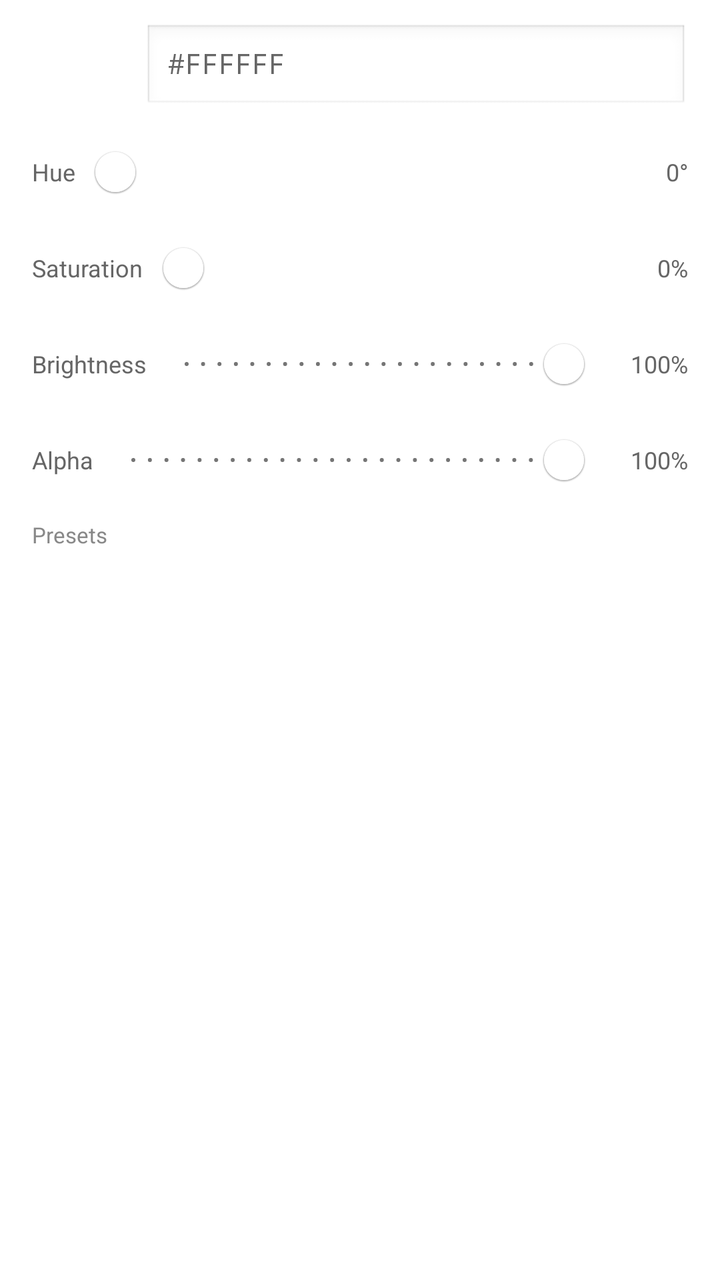
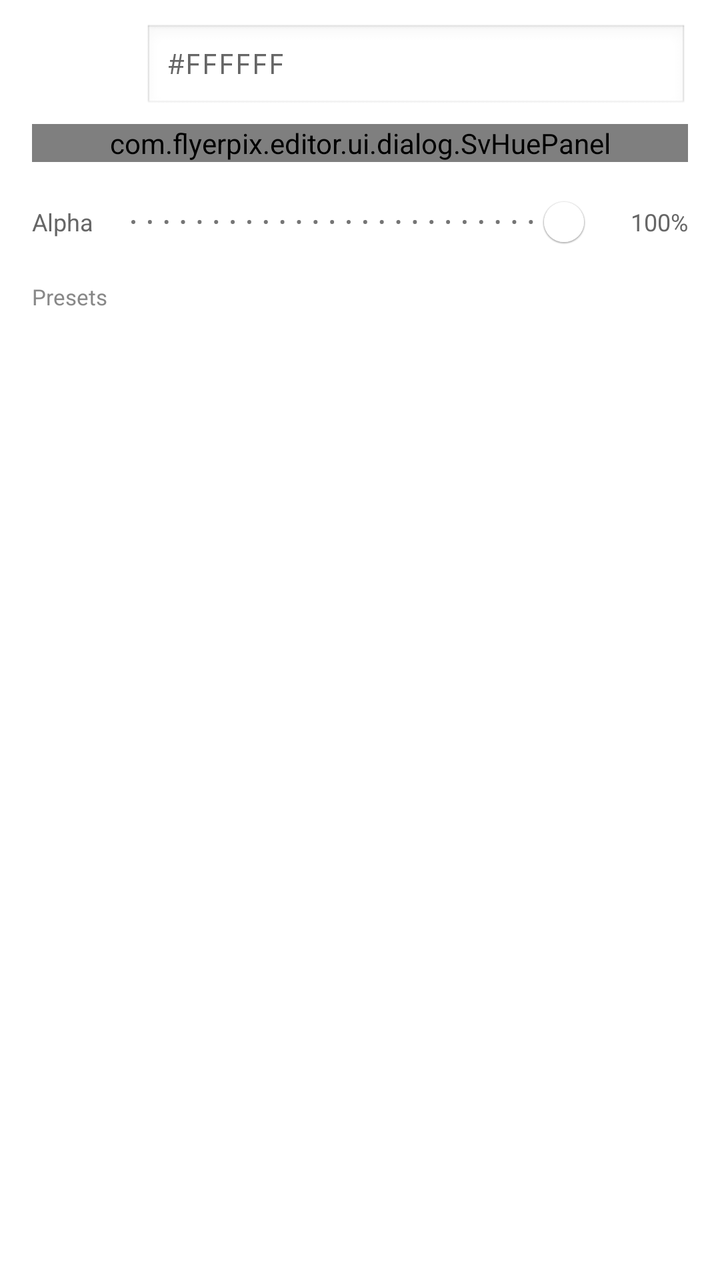

The first picture is an Android layout as it rendered before a commit; the second is the same layout after the commit. The layout source and the unified diff follow.
<!-- AndroidManifest.xml: application theme AppTheme -->
<!-- res/layout/view_solid_color_editor.xml -->
<?xml version="1.0" encoding="utf-8"?>
<LinearLayout xmlns:android="http://schemas.android.com/apk/res/android"
    xmlns:app="http://schemas.android.com/apk/res-auto"
    android:layout_width="match_parent"
    android:layout_height="wrap_content"
    android:orientation="vertical"
    android:paddingHorizontal="16dp"
    android:paddingVertical="12dp">

    
    <LinearLayout
        android:layout_width="match_parent"
        android:layout_height="wrap_content"
        android:orientation="horizontal"
        android:gravity="center_vertical"
        android:layout_marginBottom="6dp">

        <View
            android:id="@+id/viewColorPreview"
            android:layout_width="44dp"
            android:layout_height="44dp"
            android:background="#FFFFFF" />

        <EditText
            android:id="@+id/etHexInput"
            android:layout_width="0dp"
            android:layout_height="44dp"
            android:layout_weight="1"
            android:layout_marginStart="12dp"
            android:hint="#FFFFFF"
            android:inputType="textCapCharacters"
            android:maxLength="9"
            android:textColor="@android:color/black"
            android:textSize="14sp"
            android:fontFamily="monospace"
            android:singleLine="true"
            android:paddingHorizontal="12dp"
            android:background="@android:drawable/edit_text" />

    </LinearLayout>

    
    <LinearLayout
        android:layout_width="match_parent"
        android:layout_height="wrap_content"
        android:orientation="horizontal"
        android:gravity="center_vertical">

        <TextView
            android:layout_width="wrap_content"
            android:layout_height="wrap_content"
            android:text="Hue"
            android:textSize="12sp"
            android:textColor="#666666" />

        <com.google.android.material.slider.Slider
            android:id="@+id/sliderHue"
            android:layout_width="0dp"
            android:layout_height="wrap_content"
            android:layout_weight="1"
            android:layout_marginHorizontal="4dp"
            android:valueFrom="0"
            android:valueTo="359"
            android:stepSize="1"
            android:value="0"
            app:labelBehavior="gone" />

        <TextView
            android:id="@+id/tvHueValue"
            android:layout_width="42dp"
            android:layout_height="wrap_content"
            android:gravity="end"
            android:text="0°"
            android:textSize="12sp"
            android:textColor="#666666" />

    </LinearLayout>

    
    <LinearLayout
        android:layout_width="match_parent"
        android:layout_height="wrap_content"
        android:orientation="horizontal"
        android:gravity="center_vertical">

        <TextView
            android:layout_width="wrap_content"
            android:layout_height="wrap_content"
            android:text="Saturation"
            android:textSize="12sp"
            android:textColor="#666666" />

        <com.google.android.material.slider.Slider
            android:id="@+id/sliderSaturation"
            android:layout_width="0dp"
            android:layout_height="wrap_content"
            android:layout_weight="1"
            android:layout_marginHorizontal="4dp"
            android:valueFrom="0"
            android:valueTo="100"
            android:stepSize="1"
            android:value="0"
            app:labelBehavior="gone" />

        <TextView
            android:id="@+id/tvSaturationValue"
            android:layout_width="42dp"
            android:layout_height="wrap_content"
            android:gravity="end"
            android:text="0%"
            android:textSize="12sp"
            android:textColor="#666666" />

    </LinearLayout>

    
    <LinearLayout
        android:layout_width="match_parent"
        android:layout_height="wrap_content"
        android:orientation="horizontal"
        android:gravity="center_vertical">

        <TextView
            android:layout_width="wrap_content"
            android:layout_height="wrap_content"
            android:text="Brightness"
            android:textSize="12sp"
            android:textColor="#666666" />

        <com.google.android.material.slider.Slider
            android:id="@+id/sliderValue"
            android:layout_width="0dp"
            android:layout_height="wrap_content"
            android:layout_weight="1"
            android:layout_marginHorizontal="4dp"
            android:valueFrom="0"
            android:valueTo="100"
            android:stepSize="1"
            android:value="100"
            app:labelBehavior="gone" />

        <TextView
            android:id="@+id/tvValueValue"
            android:layout_width="42dp"
            android:layout_height="wrap_content"
            android:gravity="end"
            android:text="100%"
            android:textSize="12sp"
            android:textColor="#666666" />

    </LinearLayout>

    
    <LinearLayout
        android:layout_width="match_parent"
        android:layout_height="wrap_content"
        android:orientation="horizontal"
        android:gravity="center_vertical">

        <TextView
            android:layout_width="wrap_content"
            android:layout_height="wrap_content"
            android:text="Alpha"
            android:textSize="12sp"
            android:textColor="#666666" />

        <com.google.android.material.slider.Slider
            android:id="@+id/sliderAlpha"
            android:layout_width="0dp"
            android:layout_height="wrap_content"
            android:layout_weight="1"
            android:layout_marginHorizontal="4dp"
            android:valueFrom="0"
            android:valueTo="255"
            android:stepSize="1"
            android:value="255"
            app:labelBehavior="gone" />

        <TextView
            android:id="@+id/tvAlphaValue"
            android:layout_width="42dp"
            android:layout_height="wrap_content"
            android:gravity="end"
            android:text="100%"
            android:textSize="12sp"
            android:textColor="#666666" />

    </LinearLayout>

    
    <TextView
        android:id="@+id/tvRecentLabel"
        android:layout_width="wrap_content"
        android:layout_height="wrap_content"
        android:text="Recent"
        android:textSize="11sp"
        android:textColor="#888888"
        android:layout_marginTop="6dp"
        android:layout_marginBottom="4dp"
        android:visibility="gone" />

    <HorizontalScrollView
        android:id="@+id/hsvRecents"
        android:layout_width="match_parent"
        android:layout_height="wrap_content"
        android:scrollbars="none"
        android:visibility="gone">

        <LinearLayout
            android:id="@+id/llRecents"
            android:layout_width="wrap_content"
            android:layout_height="wrap_content"
            android:orientation="horizontal" />

    </HorizontalScrollView>

    
    <TextView
        android:layout_width="wrap_content"
        android:layout_height="wrap_content"
        android:text="Presets"
        android:textSize="11sp"
        android:textColor="#888888"
        android:layout_marginTop="6dp"
        android:layout_marginBottom="4dp" />

    <HorizontalScrollView
        android:layout_width="match_parent"
        android:layout_height="wrap_content"
        android:scrollbars="none">

        <LinearLayout
            android:id="@+id/llPresets"
            android:layout_width="wrap_content"
            android:layout_height="wrap_content"
            android:orientation="horizontal" />

    </HorizontalScrollView>

</LinearLayout>
<!-- resources referenced by this layout -->
<resources>
  <color name="white">#fff</color>
  <color name="black">#000</color>
  <color name="brand_navy">#07164F</color>
  <color name="brand_blue">#1769FF</color>
  <color name="gray">#616161</color>
  <style name="AppTextInputLayout" parent="Widget.MaterialComponents.TextInputLayout.OutlinedBox.Dense">
          <item name="boxStrokeColor">@color/brand_blue</item>
          <item name="counterTextColor">@color/gray</item>
          <item name="hintTextColor">@color/gray</item>
          <item name="boxCornerRadiusBottomEnd">0dp</item>
          <item name="boxCornerRadiusBottomStart">0dp</item>
          <item name="boxCornerRadiusTopStart">0dp</item>
          <item name="boxCornerRadiusTopEnd">0dp</item>
      </style>
  <style name="AppBottomNavigation" parent="Widget.MaterialComponents.BottomNavigationView.Colored">
  
      </style>
  <style name="AppButton" parent="Widget.MaterialComponents.Button.UnelevatedButton">
          <item name="strokeColor">@color/brand_blue</item>
          <item name="strokeWidth">1dp</item>
          <item name="android:textColor">@color/brand_blue</item>
      </style>
  <style name="ButtonText" parent="TextAppearance.MaterialComponents.Button">
          <item name="fontFamily">@font/raleway_semibold</item>
      </style>
  <style name="Body1Text" parent="TextAppearance.MaterialComponents.Body1">
          <item name="fontFamily">@font/raleway_semibold</item>
      </style>
  <style name="Body2Text" parent="TextAppearance.MaterialComponents.Body2">
          <item name="fontFamily">@font/raleway_semibold</item>
      </style>
  <style name="CaptionText" parent="TextAppearance.MaterialComponents.Caption">
          <item name="fontFamily">@font/raleway_semibold</item>
      </style>
  <style name="Headline4Text" parent="TextAppearance.MaterialComponents.Headline6">
          <item name="fontFamily">@font/raleway_semibold</item>
      </style>
  <style name="Headline5Text" parent="TextAppearance.MaterialComponents.Headline6">
          <item name="fontFamily">@font/raleway_semibold</item>
      </style>
  <style name="Headline6Text" parent="TextAppearance.MaterialComponents.Headline6">
          <item name="fontFamily">@font/raleway_semibold</item>
      </style>
  <style name="AppFloatingActionButton" parent="Widget.MaterialComponents.FloatingActionButton">
          <item name="shapeAppearanceOverlay">@style/FloatingActionButton</item>
      </style>
  <style name="SmallComponent" parent="ShapeAppearance.MaterialComponents.SmallComponent">
          <item name="cornerFamily">cut</item>
          <item name="cornerSize">0dp</item>
      </style>
  <style name="MediumComponent" parent="ShapeAppearance.MaterialComponents.MediumComponent">
          <item name="cornerFamily">cut</item>
          <item name="cornerSize">0dp</item>
      </style>
  <style name="LargeComponent" parent="ShapeAppearance.MaterialComponents.LargeComponent">
          <item name="cornerFamily">cut</item>
          <item name="cornerSize">0dp</item>
      </style>
  <style name="FloatingActionButton" parent="ShapeAppearanceOverlay.MaterialComponents.FloatingActionButton">
      </style>
  <!-- unchanged entries left out for length: 1 -->
</resources>

<!-- the commit's change to res/layout/view_solid_color_editor.xml (unified diff, before → after) -->
@@ -40,115 +40,11 @@
     </LinearLayout>
 
     
-    <LinearLayout
+    <com.flyerpix.editor.ui.dialog.SvHuePanel
+        android:id="@+id/svPanel"
         android:layout_width="match_parent"
         android:layout_height="wrap_content"
-        android:orientation="horizontal"
-        android:gravity="center_vertical">
-
-        <TextView
-            android:layout_width="wrap_content"
-            android:layout_height="wrap_content"
-            android:text="Hue"
-            android:textSize="12sp"
-            android:textColor="#666666" />
-
-        <com.google.android.material.slider.Slider
-            android:id="@+id/sliderHue"
-            android:layout_width="0dp"
-            android:layout_height="wrap_content"
-            android:layout_weight="1"
-            android:layout_marginHorizontal="4dp"
-            android:valueFrom="0"
-            android:valueTo="359"
-            android:stepSize="1"
-            android:value="0"
-            app:labelBehavior="gone" />
-
-        <TextView
-            android:id="@+id/tvHueValue"
-            android:layout_width="42dp"
-            android:layout_height="wrap_content"
-            android:gravity="end"
-            android:text="0°"
-            android:textSize="12sp"
-            android:textColor="#666666" />
-
-    </LinearLayout>
-
-    
-    <LinearLayout
-        android:layout_width="match_parent"
-        android:layout_height="wrap_content"
-        android:orientation="horizontal"
-        android:gravity="center_vertical">
-
-        <TextView
-            android:layout_width="wrap_content"
-            android:layout_height="wrap_content"
-            android:text="Saturation"
-            android:textSize="12sp"
-            android:textColor="#666666" />
-
-        <com.google.android.material.slider.Slider
-            android:id="@+id/sliderSaturation"
-            android:layout_width="0dp"
-            android:layout_height="wrap_content"
-            android:layout_weight="1"
-            android:layout_marginHorizontal="4dp"
-            android:valueFrom="0"
-            android:valueTo="100"
-            android:stepSize="1"
-            android:value="0"
-            app:labelBehavior="gone" />
-
-        <TextView
-            android:id="@+id/tvSaturationValue"
-            android:layout_width="42dp"
-            android:layout_height="wrap_content"
-            android:gravity="end"
-            android:text="0%"
-            android:textSize="12sp"
-            android:textColor="#666666" />
-
-    </LinearLayout>
-
-    
-    <LinearLayout
-        android:layout_width="match_parent"
-        android:layout_height="wrap_content"
-        android:orientation="horizontal"
-        android:gravity="center_vertical">
-
-        <TextView
-            android:layout_width="wrap_content"
-            android:layout_height="wrap_content"
-            android:text="Brightness"
-            android:textSize="12sp"
-            android:textColor="#666666" />
-
-        <com.google.android.material.slider.Slider
-            android:id="@+id/sliderValue"
-            android:layout_width="0dp"
-            android:layout_height="wrap_content"
-            android:layout_weight="1"
-            android:layout_marginHorizontal="4dp"
-            android:valueFrom="0"
-            android:valueTo="100"
-            android:stepSize="1"
-            android:value="100"
-            app:labelBehavior="gone" />
-
-        <TextView
-            android:id="@+id/tvValueValue"
-            android:layout_width="42dp"
-            android:layout_height="wrap_content"
-            android:gravity="end"
-            android:text="100%"
-            android:textSize="12sp"
-            android:textColor="#666666" />
-
-    </LinearLayout>
+        android:layout_marginBottom="6dp" />
 
     
     <LinearLayout
